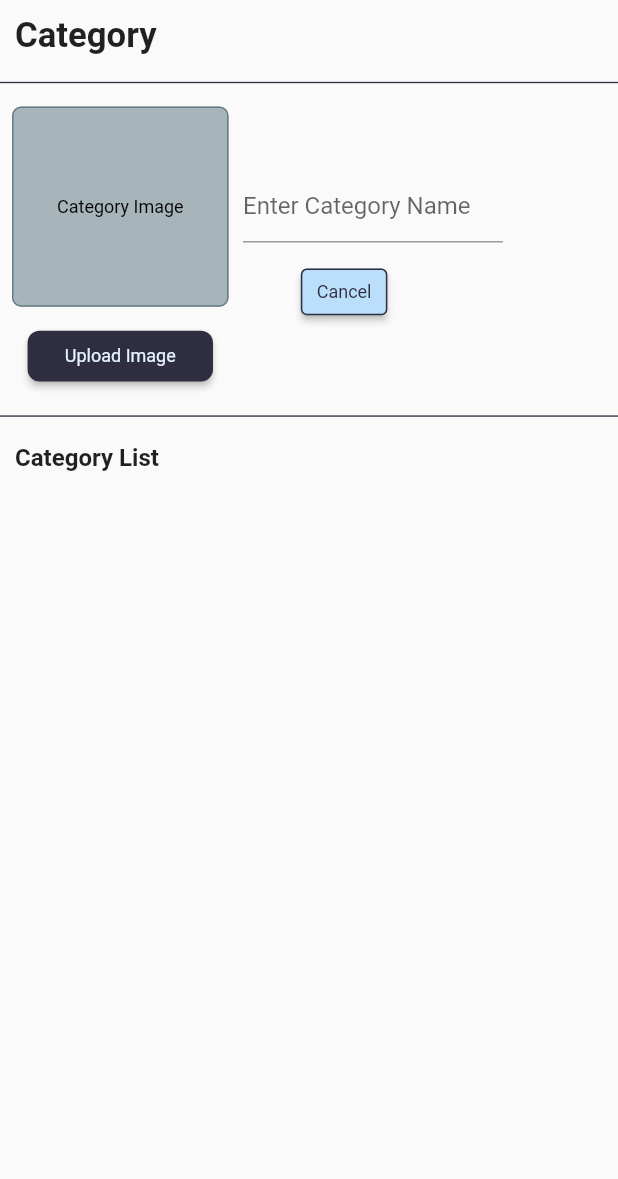
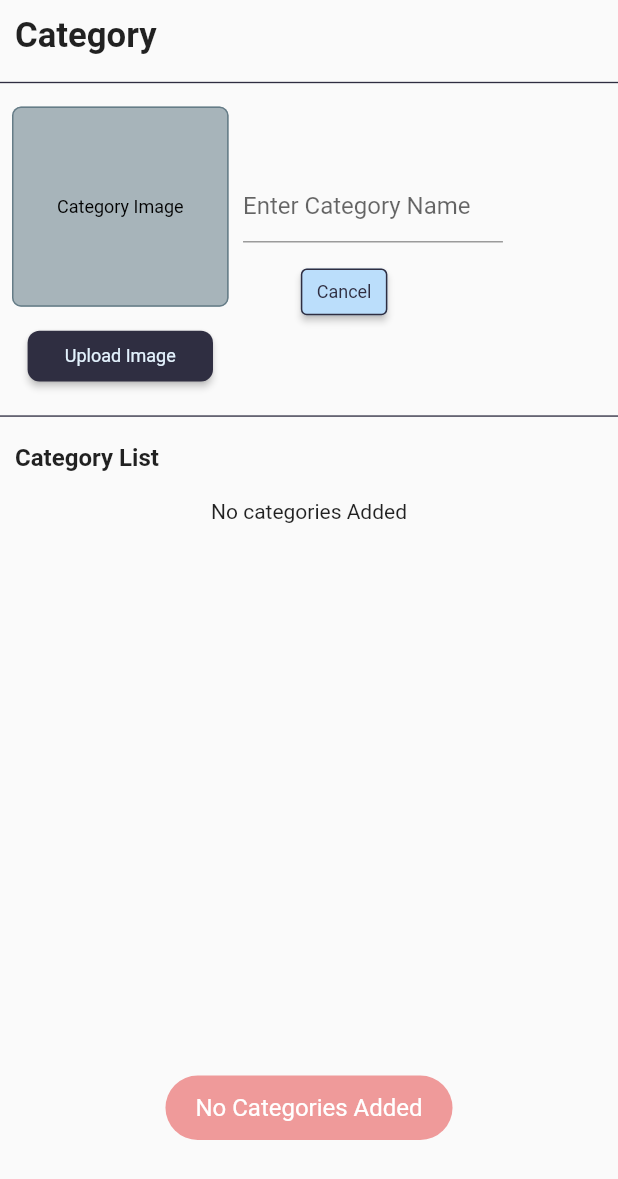
Before and after one commit to NBG-nero/Vendi, a Flutter app: the Categoryscreen widget shown alone on an empty page, opened directly, on a phone screen of 412 x 824 dp. Shown: the top 1179 px of the screen. Run offline on Flutter 3.47's test engine with Material 2 defaults, Android fonts, the phone set to English and light mode, and no system bars; our stand-ins replace auto_route, cached_network_image, cloud_firestore, dots_indicator, file_picker, firebase_auth and 13 more; missing offline and left inert: date_time_format, flutter_admin_scaffold; accounts and stored records are empty; network calls fail.

Commit message:
feat: categorylist widget

```diff
--- a/lib/Admin/AdminScreens/category/category_screen.dart
+++ b/lib/Admin/AdminScreens/category/category_screen.dart
@@ -183,6 +183,8 @@ class _CategoryscreenState extends State<Categoryscreen> {
                   ),
                 ),
               ),
+              YMargin(10.h),
+              CategoryListWidget(viewModel: model,),
             ],
           );
         });
--- a/lib/Admin/AdminScreens/category/category_view_model.dart
+++ b/lib/Admin/AdminScreens/category/category_view_model.dart
@@ -3,8 +3,12 @@ import 'dart:io';
 
 import 'package:file_picker/file_picker.dart';
 import 'package:firebase_core/firebase_core.dart';
+import 'package:firebase_storage/firebase_storage.dart';
+
 import 'package:flutter/material.dart';
 import 'package:flutter_easyloading/flutter_easyloading.dart';
+
+
 
 
 import '../home/admin_home_view_model.dart';
@@ -45,7 +49,7 @@ class CategoryViewModel extends AdminHomeViewModel {
         if (value.isNotEmpty) {
           firebaseService.saveCategory({
             'catName': catNameCtrl.text,
-            'image': value,
+            'image': "$value.png",
             'active': true,
           }).then((value) {
             clear();
--- a/lib/utilities/utils.dart
+++ b/lib/utilities/utils.dart
@@ -1,5 +1,7 @@
 import 'package:flutter/material.dart';
 import 'package:fluttertoast/fluttertoast.dart';
+
+import 'constants/colors.dart';
 
 
 
@@ -13,14 +15,23 @@ showToast(String message) {
       textColor: Colors.white,
       fontSize: 16.0);
 }
-
+showWarningToast(String message){
+   Fluttertoast.showToast(
+      msg: message,
+      toastLength: Toast.LENGTH_LONG,
+      gravity: ToastGravity.BOTTOM,
+      timeInSecForIosWeb: 2,
+       backgroundColor: VendiColors.tertiaryColor,
+      textColor: Colors.white,
+      fontSize: 16.0);
+}
 showErrorToast(String message) {
   Fluttertoast.showToast(
       msg: message,
       toastLength: Toast.LENGTH_LONG,
       gravity: ToastGravity.BOTTOM,
       timeInSecForIosWeb: 2,
-      //  backgroundColor: Colors.grey.shade200,
+       backgroundColor: Colors.red[200],
       textColor: Colors.white,
       fontSize: 16.0);
 }
--- /dev/null
+++ b/lib/widgets/categories_list_widget.dart
@@ -0,0 +1,82 @@
+import 'package:cloud_firestore/cloud_firestore.dart';
+import 'package:flutter/material.dart';
+import 'package:flutter_screenutil/flutter_screenutil.dart';
+
+import 'package:vendi/Admin/AdminScreens/category/category_view_model.dart';
+import 'package:vendi/utilities/constants/colors.dart';
+import 'package:vendi/utilities/utils.dart';
+
+class CategoryListWidget extends StatelessWidget {
+  final CategoryViewModel? viewModel;
+
+  const CategoryListWidget({
+    Key? key,
+    this.viewModel,
+  }) : super(key: key);
+
+  @override
+  Widget build(BuildContext context) {
+    return StreamBuilder<QuerySnapshot>(
+        stream: viewModel?.firebaseService.categories.snapshots(),
+        builder: (context, AsyncSnapshot<QuerySnapshot> snapshot) {
+          if (snapshot.hasError) {
+            showErrorToast(snapshot.error.toString());
+
+            return const Text('Something went wrong');
+          }
+          if (snapshot.connectionState == ConnectionState.waiting) {
+            showWarningToast("Loading...");
+            return const CircularProgressIndicator.adaptive();
+          }
+          if (snapshot.data!.size == 0) {
+            showErrorToast("No Categories Added");
+
+            return const Text('No categories Added');
+          }
+          return GridView.builder(
+            shrinkWrap: true,
+            physics: const NeverScrollableScrollPhysics(),
+            gridDelegate: SliverGridDelegateWithFixedCrossAxisCount(
+                crossAxisCount: 4, crossAxisSpacing: 3.w, mainAxisSpacing: 3.h),
+            itemCount: snapshot.data!.size,
+            itemBuilder: (context, index) {
+              var data = snapshot.data!.docs[index];
+              return Card(
+                  color: VendiColors.masterColor.withOpacity(0.3),
+                  child: Padding(
+                    padding: const EdgeInsets.all(8.0),
+                    child: Column(
+                      mainAxisSize: MainAxisSize.min,
+                      mainAxisAlignment: MainAxisAlignment.spaceBetween,
+                      children: [
+                        Image.network(
+                          data["image"],
+                          fit: BoxFit.scaleDown,
+                          height: 50.h,
+                          width: 50.w,
+                        ),
+                        SizedBox(
+                          height: 30.h,
+                          child: Text(
+                            data['catName'],
+                            style: Theme.of(context)
+                                .textTheme
+                                .labelSmall
+                                ?.copyWith(
+                                    overflow: data['catName']
+                                                .toString()
+                                                .characters
+                                                .length >
+                                            22
+                                        ? TextOverflow.ellipsis
+                                        : TextOverflow.visible),
+                          ),
+                        ),
+                      ],
+                    ),
+                  ));
+            },
+          );
+        });
+  }
+}
--- a/lib/widgets/widgets.dart
+++ b/lib/widgets/widgets.dart
@@ -10,3 +10,4 @@ export 'login_loading_view.dart';
 export 'onboard_widget.dart';
 export 'search_field.dart';
 export 'signup_loading_view.dart';
+export 'categories_list_widget.dart';
--- a/pubspec.yaml
+++ b/pubspec.yaml
@@ -68,8 +68,8 @@ dependencies:
   file_picker: ^5.2.6
   image_picker: ^0.8.7
   flutter_easyloading: ^3.0.5
-
-
+  mime_type: ^1.0.0
+  path: ^1.8.2
 
 dev_dependencies:
   flutter_test:
```
Also changed, not shown: pubspec.lock.
